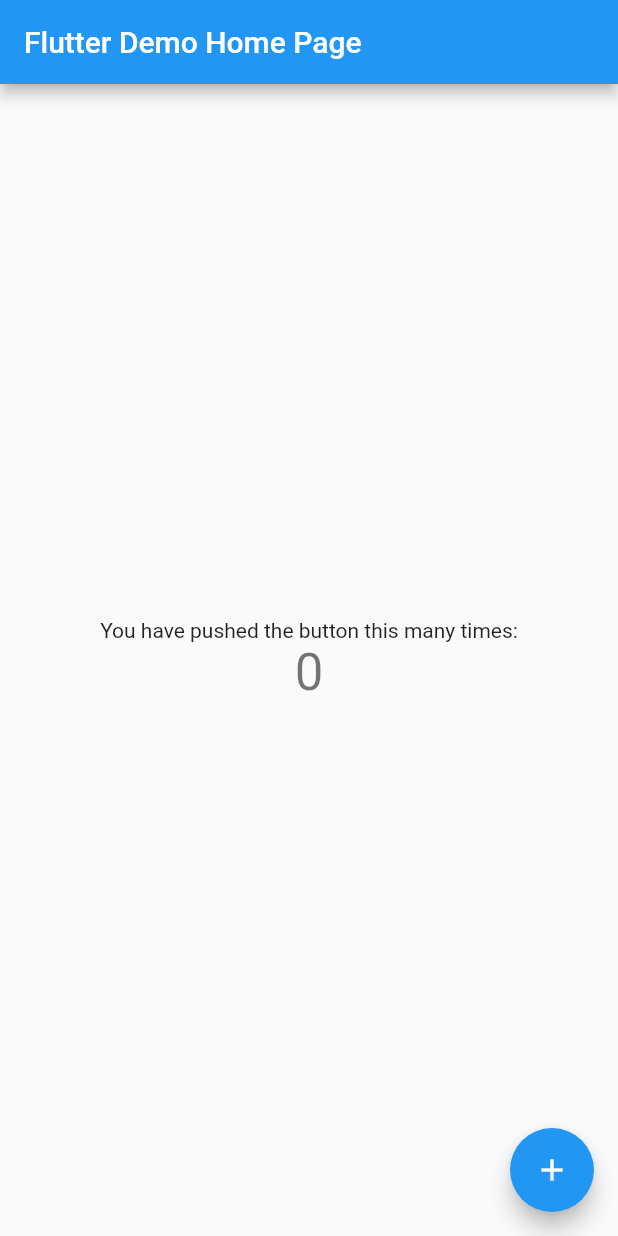
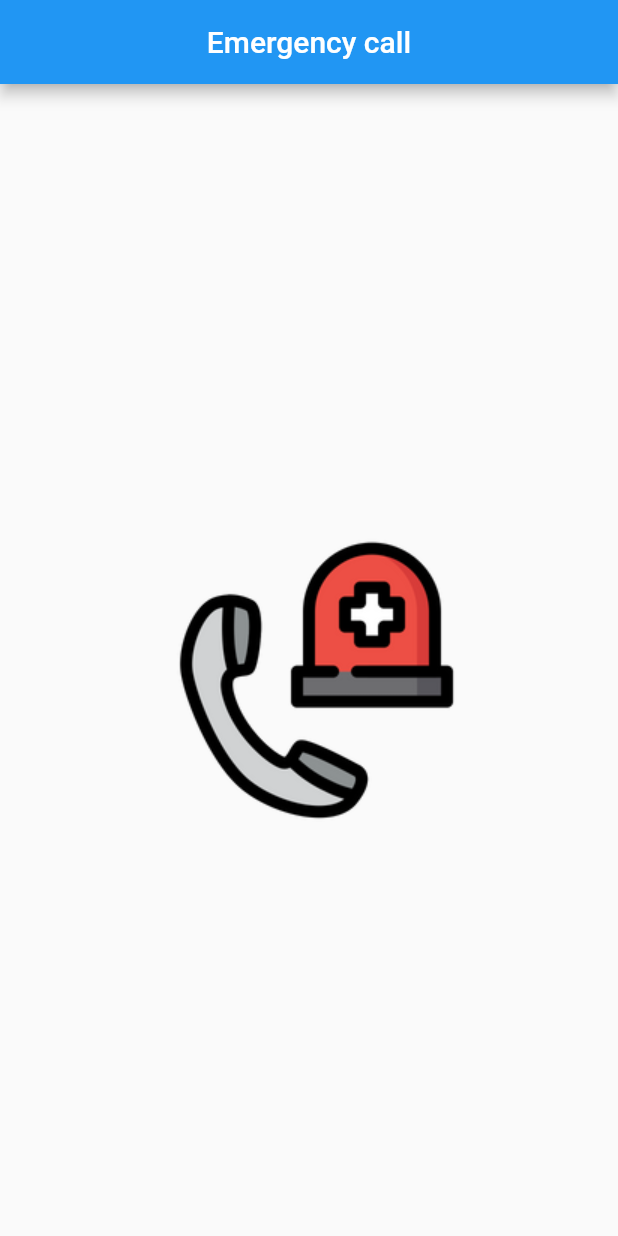
Before and after one commit to oscarB1nar10/emergency_call, a Flutter app: the screen it shows after launch, on a phone screen of 412 x 824 dp. Run offline on Flutter 3.47's test engine with Material 2 defaults, Android fonts, the phone set to English and light mode, and no system bars; our stand-ins replace contacts_service, location, permission_handler; missing offline and left inert: telephony.

Commit message:
EC-1
EC-1 (Select contac and send message): List the contacts and select one in order to send a message when the 'help' button is tapped. All permissions required for this task were included.

```diff
--- /dev/null
+++ b/lib/framework/presentation/HomeScreenWidget.dart
@@ -0,0 +1,155 @@
+import 'package:emergency_call/framework/presentation/ContactsPageWidget.dart';
+import 'package:emergency_call/framework/presentation/model/PersonalContact.dart';
+import 'package:flutter/material.dart';
+import 'package:location/location.dart';
+import 'package:permission_handler/permission_handler.dart' as permissions;
+import 'package:telephony/telephony.dart';
+
+class HomeScreenWidget extends StatefulWidget {
+  const HomeScreenWidget({Key? key}) : super(key: key);
+
+  @override
+  _HomeScreenWidget createState() => _HomeScreenWidget();
+}
+
+class _HomeScreenWidget extends State<HomeScreenWidget> {
+  PersonalContact personalContact = const PersonalContact("", "");
+  final telephony = Telephony.instance;
+  final location = Location.instance;
+
+  onSendStatus(SendStatus status) {
+    setState(() {
+      if (status == SendStatus.SENT) {
+        ScaffoldMessenger.of(context)
+          ..removeCurrentSnackBar()
+          ..showSnackBar(const SnackBar(content: Text("Message sent")));
+      }
+    });
+  }
+
+  @override
+  Widget build(BuildContext context) {
+    return Scaffold(
+        appBar: AppBar(
+          title: const Text("Emergency call"),
+          centerTitle: true,
+        ),
+        body: Center(
+          child: Column(
+              mainAxisAlignment: MainAxisAlignment.center,
+              crossAxisAlignment: CrossAxisAlignment.center,
+              children: [
+                showContactInfo(),
+                Column(children: [
+                  InkWell(
+                    child: const Image(
+                        image: AssetImage('assets/emergency_call.png')),
+                    onTap: () {
+                      requestContactsPermissions(context);
+                    },
+                  ),
+                ]),
+                showEmergencyBell()
+              ]),
+        ));
+  }
+
+  Future<void> requestContactsPermissions(BuildContext context) async {
+    var statusContactsPermission =
+        await permissions.Permission.contacts.request();
+    var statusLocationPermission =
+        await permissions.Permission.location.request();
+
+    // Contacts permissions
+    if (statusContactsPermission.isGranted) {
+      _navigateContactsPage(context);
+    } else if (statusContactsPermission ==
+        permissions.PermissionStatus.denied) {
+      print(
+          'Denied. Show a dialog with a reason and again ask for the permission.');
+    } else if (statusContactsPermission ==
+        permissions.PermissionStatus.permanentlyDenied) {
+      print('Take the user to the settings page.');
+    }
+
+    // Location permissions
+    if (statusLocationPermission.isGranted) {
+      print("Location permission granted");
+    } else if (statusLocationPermission.isDenied) {
+      print('Location permission granted denied');
+    }
+  }
+
+  // A method that launches the SelectionScreen and awaits the result from
+// Navigator.pop.
+  void _navigateContactsPage(BuildContext context) async {
+    // Navigator.push returns a Future that completes after calling
+    // Navigator.pop on the Selection Screen.
+    final result = await Navigator.push(
+      context,
+      MaterialPageRoute(builder: (context) => const ContactsPage()),
+    );
+
+    PersonalContact personalContact = result as PersonalContact;
+
+    // After the Selection Screen returns a result, hide any previous snackbars
+    // and show the new result.
+    ScaffoldMessenger.of(context)
+      ..removeCurrentSnackBar()
+      ..showSnackBar(SnackBar(content: Text(personalContact.name)));
+
+    setState(() {
+      this.personalContact = personalContact;
+    });
+  }
+
+  Widget showContactInfo() {
+    return Column(
+      mainAxisAlignment: MainAxisAlignment.center,
+      crossAxisAlignment: CrossAxisAlignment.center,
+      children: [Text(personalContact.name), Text(personalContact.phone)],
+    );
+  }
+
+  Widget showEmergencyBell() {
+    if (personalContact.phone.isNotEmpty) {
+      return Column(
+        mainAxisAlignment: MainAxisAlignment.center,
+        crossAxisAlignment: CrossAxisAlignment.center,
+        children: [
+          InkWell(
+            child: const Image(image: AssetImage('assets/help.png')),
+            onTap: () {
+              // Send SMS
+              triggerEmergencySMS(personalContact.name, personalContact.phone);
+            },
+          )
+        ],
+      );
+    } else {
+      // Empty widget
+      return const SizedBox.shrink();
+    }
+  }
+
+  Future<void> triggerEmergencySMS(String name, String phone) async {
+    bool permissionsGranted =
+        await telephony.requestPhoneAndSmsPermissions ?? false;
+
+    var hasPermissionGranted = await location.hasPermission();
+
+    if (permissionsGranted &&
+        hasPermissionGranted == PermissionStatus.granted) {
+      var locationData = await location.getLocation();
+
+      final url =
+          'https://www.google.com/maps/search/?api=1&query=${locationData.latitude},${locationData.longitude}';
+
+      telephony.sendSms(
+          to: phone,
+          message:
+              "Hello $name, this is a emergency from the Emergency Call.\nYou can find to me here: $url",
+          statusListener: onSendStatus);
+    }
+  }
+}
--- /dev/null
+++ b/lib/framework/presentation/model/PersonalContact.dart
@@ -0,0 +1,8 @@
+
+
+class PersonalContact{
+  final String name;
+  final String phone;
+
+  const PersonalContact(this.name, this.phone);
+}
--- a/lib/main.dart
+++ b/lib/main.dart
@@ -1,3 +1,4 @@
+import 'package:emergency_call/framework/presentation/HomeScreenWidget.dart';
 import 'package:flutter/material.dart';
 
 void main() {
@@ -24,92 +25,7 @@
         // is not restarted.
         primarySwatch: Colors.blue,
       ),
-      home: const MyHomePage(title: 'Flutter Demo Home Page'),
+      home: const HomeScreenWidget(),
     );
   }
 }
-
-class MyHomePage extends StatefulWidget {
-  const MyHomePage({Key? key, required this.title}) : super(key: key);
-
-  // This widget is the home page of your application. It is stateful, meaning
-  // that it has a State object (defined below) that contains fields that affect
-  // how it looks.
-
-  // This class is the configuration for the state. It holds the values (in this
-  // case the title) provided by the parent (in this case the App widget) and
-  // used by the build method of the State. Fields in a Widget subclass are
-  // always marked "final".
-
-  final String title;
-
-  @override
-  State<MyHomePage> createState() => _MyHomePageState();
-}
-
-class _MyHomePageState extends State<MyHomePage> {
-  int _counter = 0;
-
-  void _incrementCounter() {
-    setState(() {
-      // This call to setState tells the Flutter framework that something has
-      // changed in this State, which causes it to rerun the build method below
-      // so that the display can reflect the updated values. If we changed
-      // _counter without calling setState(), then the build method would not be
-      // called again, and so nothing would appear to happen.
-      _counter++;
-    });
-  }
-
-  @override
-  Widget build(BuildContext context) {
-    // This method is rerun every time setState is called, for instance as done
-    // by the _incrementCounter method above.
-    //
-    // The Flutter framework has been optimized to make rerunning build methods
-    // fast, so that you can just rebuild anything that needs updating rather
-    // than having to individually change instances of widgets.
-    return Scaffold(
-      appBar: AppBar(
-        // Here we take the value from the MyHomePage object that was created by
-        // the App.build method, and use it to set our appbar title.
-        title: Text(widget.title),
-      ),
-      body: Center(
-        // Center is a layout widget. It takes a single child and positions it
-        // in the middle of the parent.
-        child: Column(
-          // Column is also a layout widget. It takes a list of children and
-          // arranges them vertically. By default, it sizes itself to fit its
-          // children horizontally, and tries to be as tall as its parent.
-          //
-          // Invoke "debug painting" (press "p" in the console, choose the
-          // "Toggle Debug Paint" action from the Flutter Inspector in Android
-          // Studio, or the "Toggle Debug Paint" command in Visual Studio Code)
-          // to see the wireframe for each widget.
-          //
-          // Column has various properties to control how it sizes itself and
-          // how it positions its children. Here we use mainAxisAlignment to
-          // center the children vertically; the main axis here is the vertical
-          // axis because Columns are vertical (the cross axis would be
-          // horizontal).
-          mainAxisAlignment: MainAxisAlignment.center,
-          children: <Widget>[
-            const Text(
-              'You have pushed the button this many times:',
-            ),
-            Text(
-              '$_counter',
-              style: Theme.of(context).textTheme.headline4,
-            ),
-          ],
-        ),
-      ),
-      floatingActionButton: FloatingActionButton(
-        onPressed: _incrementCounter,
-        tooltip: 'Increment',
-        child: const Icon(Icons.add),
-      ), // This trailing comma makes auto-formatting nicer for build methods.
-    );
-  }
-}
```
Also changed, not shown: lib/framework/presentation/ContactsPageWidget.dart (added, +79 -0 lines), pubspec.yaml (+8 -0 lines), assets/emergency_call.png (added), assets/help.png (added), lib/framework/HomeScreenWidget.dart (deleted), pubspec.lock, 2 other files.
